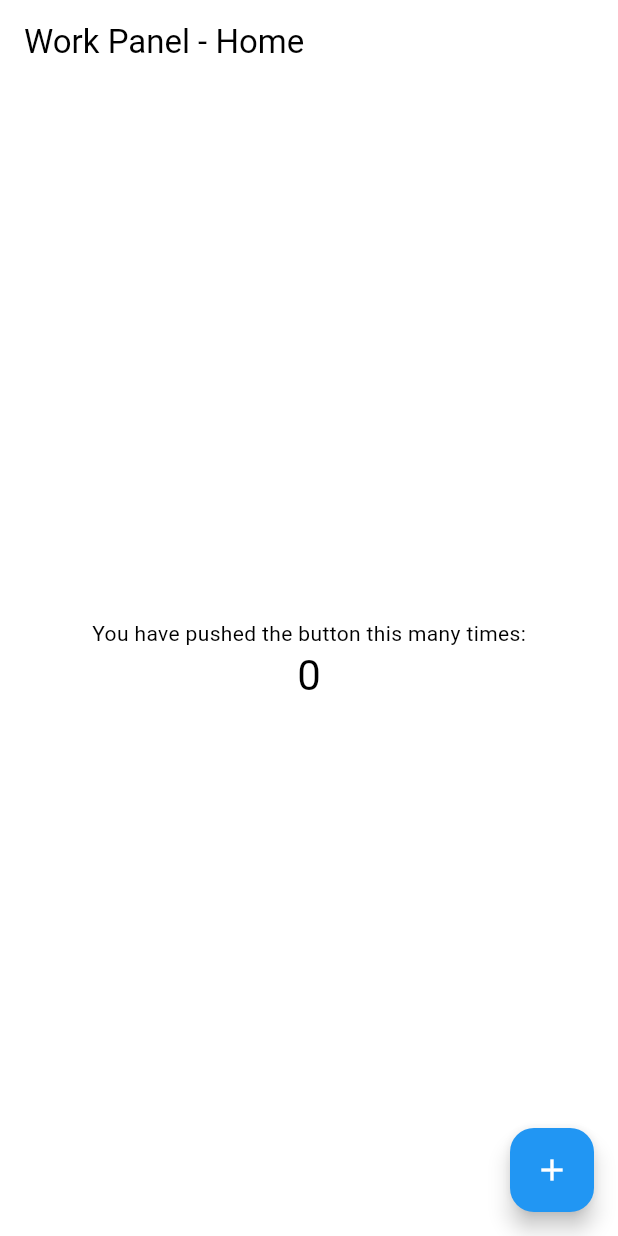
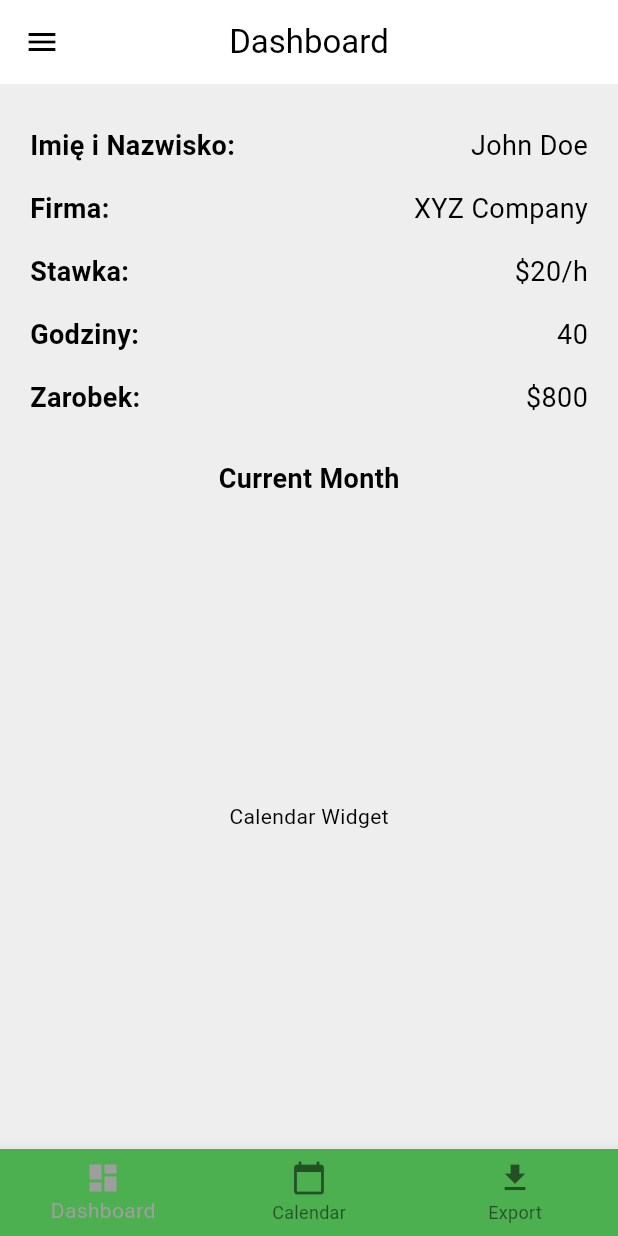
Before and after one commit to eustahcy/TestFlutter, a Flutter app: the screen it shows after launch, on a phone screen of 412 x 824 dp. Run offline on Flutter 3.47's test engine with Material 3 defaults, Android fonts, the phone set to English and light mode, and no system bars; our stand-ins replace firebase_auth; accounts and stored records are empty.

Commit message:
Przebudowa main
Kompletna przebudowa pliku main.
Ustalenie podstawowego stylu, dodanie bottom menu oraz burger menu
zawierajace: Dashboard, Calendar, Export.

```diff
--- a/lib/main.dart
+++ b/lib/main.dart
@@ -10,60 +10,201 @@
   @override
   Widget build(BuildContext context) {
     return MaterialApp(
-      title: 'Work Panel',
+      title: 'Main',
       theme: ThemeData(
-        primarySwatch: Colors.deepPurple,
-        colorScheme: ColorScheme.fromSwatch().copyWith(secondary: Colors.deepPurpleAccent),
-        visualDensity: VisualDensity.adaptivePlatformDensity,
+        primarySwatch: Colors.green,
+        colorScheme: ColorScheme.fromSwatch(
+          primarySwatch: Colors.green,
+        ).copyWith(
+          secondary: Colors.grey,
+        ),
       ),
-      home: const MyHomePage(title: 'Work Panel - Home'),
+      home: const MainScreen(),
     );
   }
 }
 
-class MyHomePage extends StatefulWidget {
-  const MyHomePage({Key? key, required this.title}) : super(key: key);
-
-  final String title;
-
-  @override
-  _MyHomePageState createState() => _MyHomePageState();
-}
-
-class _MyHomePageState extends State<MyHomePage> {
-  int _counter = 0;
-
-  void _incrementCounter() {
-    setState(() {
-      _counter++;
-    });
-  }
+class MainScreen extends StatelessWidget {
+  const MainScreen({Key? key}) : super(key: key);
 
   @override
   Widget build(BuildContext context) {
     return Scaffold(
       appBar: AppBar(
-        title: Text(widget.title),
+        title: const Text('Dashboard'),
+        centerTitle: true,
       ),
-      body: Center(
+      body: Container(
+        color: Colors.grey[200],
+        padding: const EdgeInsets.all(20.0),
         child: Column(
-          mainAxisAlignment: MainAxisAlignment.center,
-          children: <Widget>[
-            const Text(
-              'You have pushed the button this many times:',
+          crossAxisAlignment: CrossAxisAlignment.start,
+          children: [
+            DashboardItem(label: 'Imię i Nazwisko:', value: 'John Doe'),
+            DashboardItem(label: 'Firma:', value: 'XYZ Company'),
+            DashboardItem(label: 'Stawka:', value: '\$20/h'),
+            DashboardItem(label: 'Godziny:', value: '40'),
+            DashboardItem(label: 'Zarobek:', value: '\$800'),
+            SizedBox(height: 20),
+            Center(
+              child: Text(
+                'Current Month',
+                style: TextStyle(fontSize: 18, fontWeight: FontWeight.bold),
+              ),
             ),
-            Text(
-              '$_counter',
-              style: Theme.of(context).textTheme.headline4,
+            SizedBox(height: 10),
+            Expanded(
+              child: Calendar(),
             ),
           ],
         ),
       ),
-      floatingActionButton: FloatingActionButton(
-        onPressed: _incrementCounter,
-        tooltip: 'Increment',
-        child: const Icon(Icons.add),
+      bottomNavigationBar: BottomNavigationBar(
+        items: const <BottomNavigationBarItem>[
+          BottomNavigationBarItem(
+            icon: Icon(Icons.dashboard),
+            label: 'Dashboard',
+          ),
+          BottomNavigationBarItem(
+            icon: Icon(Icons.calendar_today),
+            label: 'Calendar',
+          ),
+          BottomNavigationBarItem(
+            icon: Icon(Icons.file_download),
+            label: 'Export',
+          ),
+        ],
+        backgroundColor: Theme.of(context).colorScheme.primary,
+        selectedItemColor: Theme.of(context).colorScheme.secondary,
+        onTap: (int index) {
+          if (index == 1) {
+            // Przechodzi do ekranu "Calendar"
+            Navigator.push(
+              context,
+              MaterialPageRoute(builder: (context) => CalendarScreen()),
+            );
+          } else if (index == 2) {
+            // Przechodzi do ekranu "Export"
+            Navigator.push(
+              context,
+              MaterialPageRoute(builder: (context) => ExportScreen()),
+            );
+          }
+        },
+      ),
+      drawer: Drawer(
+        child: ListView(
+          padding: EdgeInsets.zero,
+          children: <Widget>[
+            DrawerHeader(
+              decoration: BoxDecoration(
+                color: Colors.green,
+              ),
+              child: Text(
+                'Menu',
+                style: TextStyle(
+                  color: Colors.white,
+                  fontSize: 24,
+                ),
+              ),
+            ),
+            ListTile(
+              leading: Icon(Icons.dashboard),
+              title: Text('Dashboard'),
+              onTap: () {
+                Navigator.pop(context);
+              },
+            ),
+            ListTile(
+              leading: Icon(Icons.calendar_today),
+              title: Text('Calendar'),
+              onTap: () {
+                Navigator.pop(context);
+                Navigator.push(
+                  context,
+                  MaterialPageRoute(builder: (context) => CalendarScreen()),
+                );
+              },
+            ),
+            ListTile(
+              leading: Icon(Icons.file_download),
+              title: Text('Export'),
+              onTap: () {
+                Navigator.pop(context);
+                Navigator.push(
+                  context,
+                  MaterialPageRoute(builder: (context) => ExportScreen()),
+                );
+              },
+            ),
+          ],
+        ),
       ),
     );
   }
 }
+
+class DashboardItem extends StatelessWidget {
+  final String label;
+  final String value;
+
+  const DashboardItem({Key? key, required this.label, required this.value})
+      : super(key: key);
+
+  @override
+  Widget build(BuildContext context) {
+    return Padding(
+      padding: const EdgeInsets.symmetric(vertical: 8.0),
+      child: Row(
+        mainAxisAlignment: MainAxisAlignment.spaceBetween,
+        children: [
+          Text(
+            label,
+            style: TextStyle(fontSize: 18, fontWeight: FontWeight.bold),
+          ),
+          Text(
+            value,
+            style: TextStyle(fontSize: 18),
+          ),
+        ],
+      ),
+    );
+  }
+}
+
+class CalendarScreen extends StatelessWidget {
+  @override
+  Widget build(BuildContext context) {
+    return Scaffold(
+      appBar: AppBar(
+        title: Text('Calendar'),
+      ),
+      body: Center(
+        child: Text('Calendar Screen'),
+      ),
+    );
+  }
+}
+
+class ExportScreen extends StatelessWidget {
+  @override
+  Widget build(BuildContext context) {
+    return Scaffold(
+      appBar: AppBar(
+        title: Text('Export'),
+      ),
+      body: Center(
+        child: Text('Export Screen'),
+      ),
+    );
+  }
+}
+
+class Calendar extends StatelessWidget {
+  @override
+  Widget build(BuildContext context) {
+    return Center(
+      child: Text('Calendar Widget'),
+    );
+  }
+}
```
